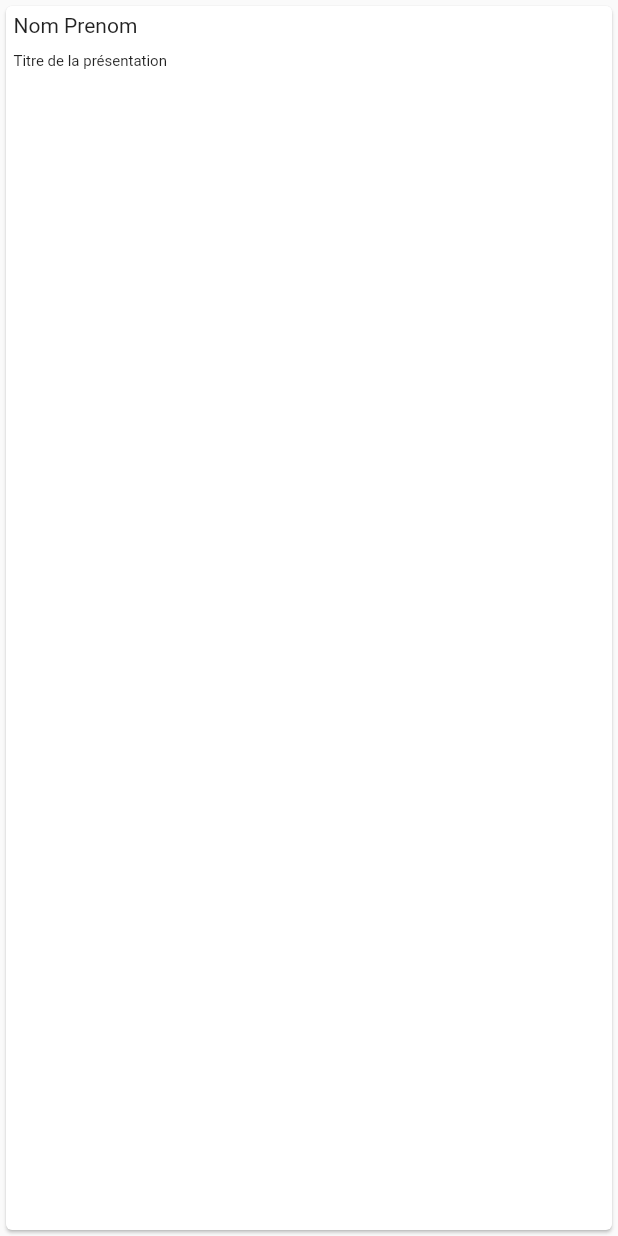
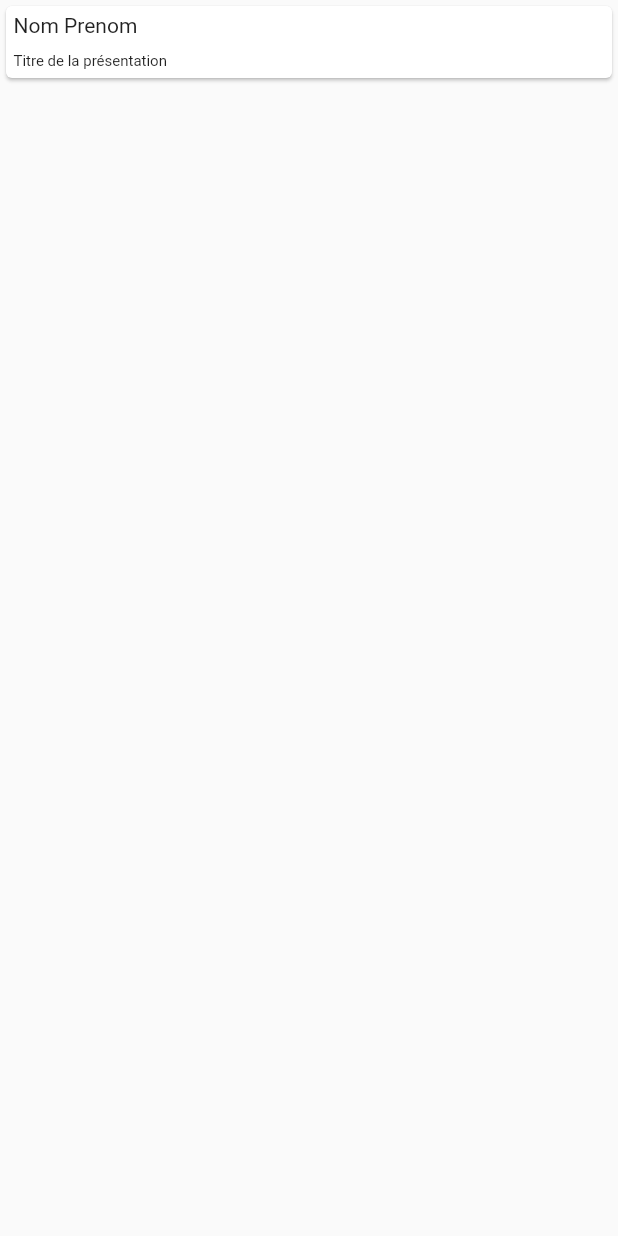
Before and after one commit to flofiz/FJC2022, a Flutter app: the Pres widget shown alone on an empty page, opened directly, on a phone screen of 412 x 824 dp. Run offline on Flutter 3.47's test engine with Material 2 defaults, Android fonts, the phone set to English and light mode, and no system bars; our stand-ins replace csv; missing offline and left inert: dart:ffi.

Commit message:
correction et simplification de l'affichage

```diff
--- a/lib/pres.dart
+++ b/lib/pres.dart
@@ -32,31 +32,29 @@ class Pres extends StatelessWidget {
       child: Card(
         margin: const EdgeInsets.all(4),
         color: Colors.white,
-          child: Align(
-            alignment: Alignment.centerLeft,
         child: Column(
+          mainAxisAlignment: MainAxisAlignment.start,
+          mainAxisSize: MainAxisSize.min,
           children: [
             Padding(
               padding: EdgeInsets.all(5.0),
               child: Align(
                   alignment: Alignment.centerLeft,
-                      child: Expanded(
                   child: Text(this.nom + " " + this.prenom,
-                              overflow: TextOverflow.ellipsis))),
+                      overflow: TextOverflow.ellipsis)),
             ),
             Padding(
                 padding: EdgeInsets.all(5.0),
                 child: Align(
                     alignment: Alignment.centerLeft,
-                        child: Expanded(
                     child: Text(this.titre,
                         softWrap: false,
                         maxLines: 3,
                         style: TextStyle(fontSize: 10),
-                                overflow: TextOverflow.ellipsis))))
+                        overflow: TextOverflow.ellipsis)))
           ],
         ),
-          )),
+      ),
       onTap: () {
         Navigator.of(context).push(MaterialPageRoute(
             builder: (context) => PresPage(
@@ -65,13 +63,3 @@ class Pres extends StatelessWidget {
     );
   }
 }
-// child: Container(
-//         height: 56.0, // in logical pixels
-//         padding: const EdgeInsets.symmetric(horizontal: 8.0),
-//         decoration: BoxDecoration(),
-//         // Row is a horizontal, linear layout.
-//         child: Column(
-//           // <Widget> is the type of items in the list.
-//           children: [Text(this.nom + " " + this.prenom), Text(this.titre)],
-//         ),
-//       ),
```
Also changed, not shown: lib/main.dart (+3 -14 lines). Lines whose indentation alone changed are shown as unchanged.
